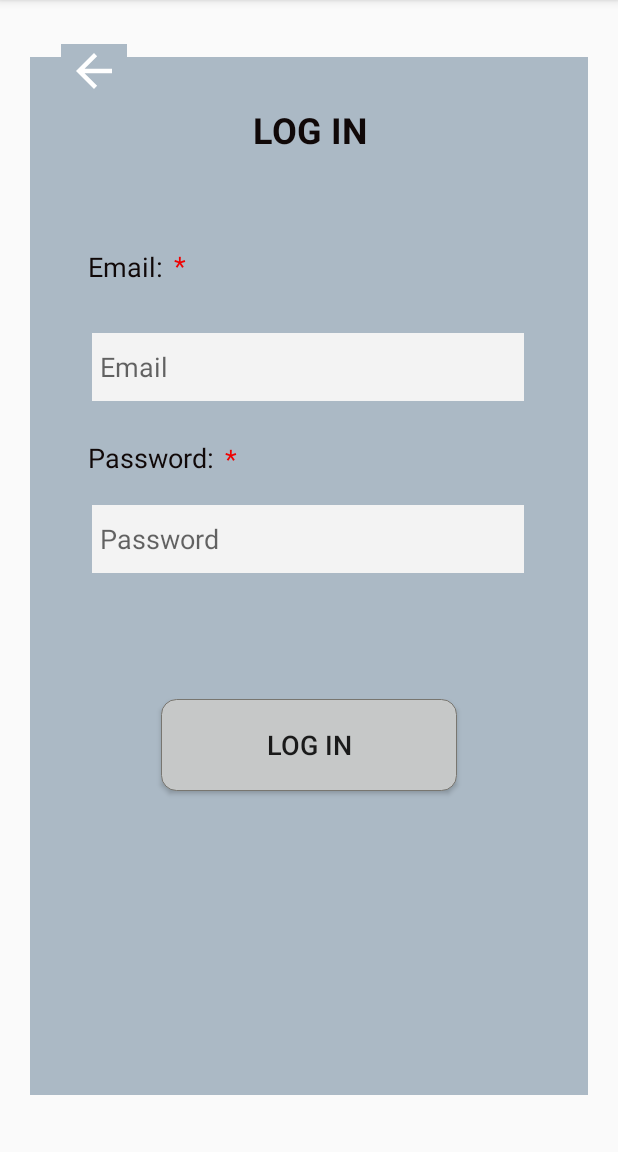
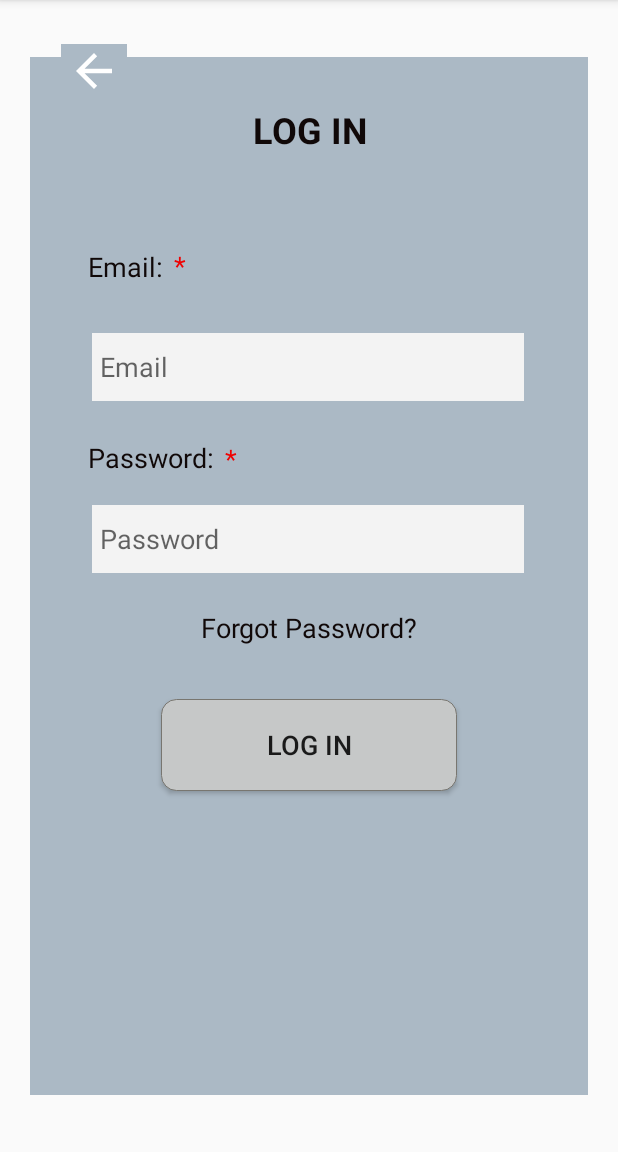
Before and after one commit to haifa98/Taraffac, an Android app: the login screen opened directly, with no data from a screen before it, on a phone screen of 412 x 824 dp, the part 84-1236 px from its top. Run offline under Robolectric (Android 15) with nearby library versions, the phone set to English and light mode, and no system bars; our stand-ins replace Firebase (no records; nobody signed in at launch, a user with empty details on screens opened directly); 2 statements that could not run were skipped.

Commit message:
test forgt password

```diff
--- a/app/src/main/res/layout/activity_login.xml
+++ b/app/src/main/res/layout/activity_login.xml
@@ -3,6 +3,7 @@
 <androidx.constraintlayout.widget.ConstraintLayout xmlns:android="http://schemas.android.com/apk/res/android"
     xmlns:app="http://schemas.android.com/apk/res-auto"
     xmlns:tools="http://schemas.android.com/tools"
+    android:id="@+id/forgotPassword"
     android:layout_width="match_parent"
     android:layout_height="match_parent"
     tools:context=".login">
@@ -157,4 +158,18 @@
         app:layout_constraintStart_toStartOf="parent"
         app:layout_constraintTop_toTopOf="parent"
         app:layout_constraintVertical_bias="0.04" />
+
+    <TextView
+        android:id="@+id/ForgotPassword"
+        android:layout_width="wrap_content"
+        android:layout_height="wrap_content"
+        android:text="@string/ForgotPassword"
+        android:textColor="#100808"
+        android:textSize="18sp"
+        app:layout_constraintBottom_toBottomOf="parent"
+        app:layout_constraintEnd_toEndOf="parent"
+        app:layout_constraintStart_toStartOf="parent"
+        app:layout_constraintTop_toTopOf="parent"
+        app:layout_constraintVertical_bias="0.546"
+        app:textLocale="#100808" />
 </androidx.constraintlayout.widget.ConstraintLayout>
--- a/app/src/main/res/values/strings.xml
+++ b/app/src/main/res/values/strings.xml
@@ -89,6 +89,7 @@
 
     <string name="add"> Add</string>
     <string name="title_activity_map">Map</string>
+    <string name="ForgotPassword">Forgot Password?</string>
 
 
 </resources>
```
Also changed, not shown: app/src/main/java/com/example/taraffac/login.java (+66 -9 lines).
